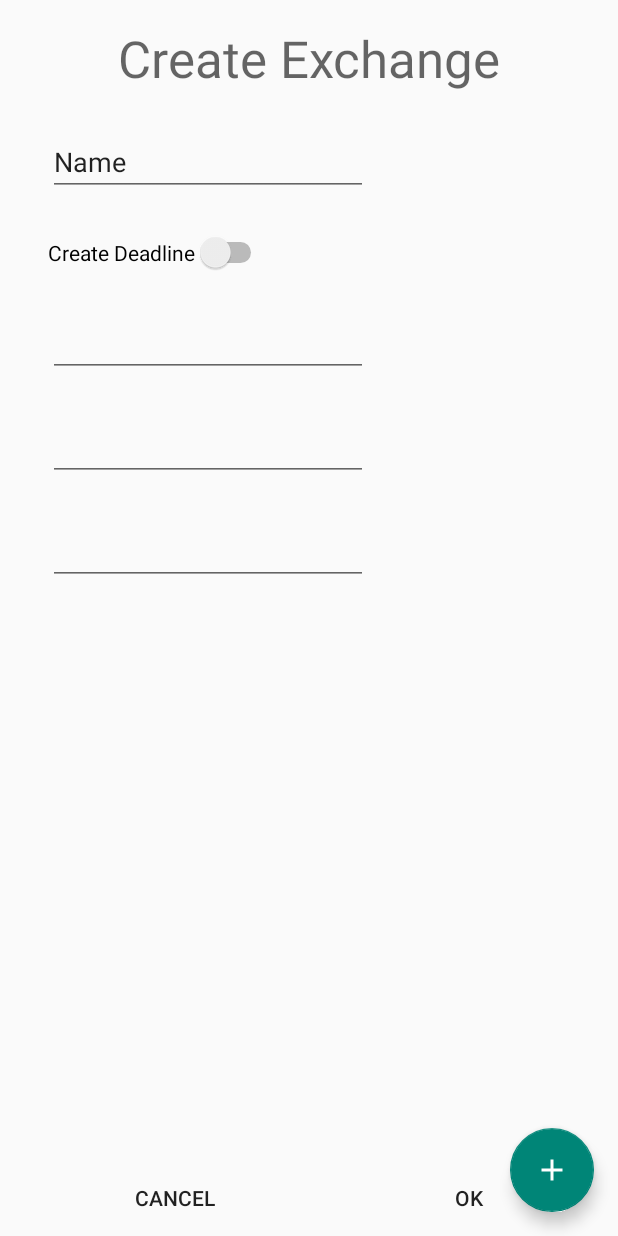
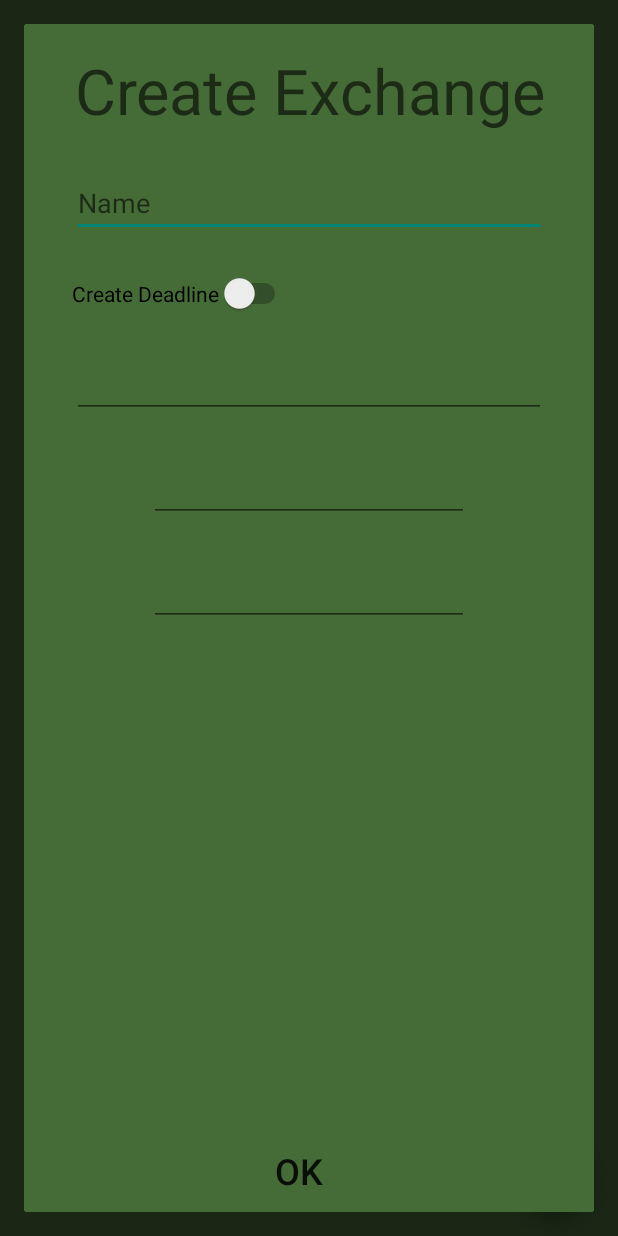
Before and after one commit to aksherb/elfed, an Android app: the MyExchangeActivity screen opened directly, with no data from a screen before it, after a tap on an icon or button, on a phone screen of 412 x 824 dp. Run offline under Robolectric (Android 15) with nearby library versions, the phone set to English and light mode, and no system bars; our stand-ins replace Firebase (no records; nobody signed in at launch, a user with empty details on screens opened directly); Roboto replaces fonts that are not available here.

Commit message:
display fragment as a dialog for exchanges. updated background.

```diff
--- a/app/src/main/java/com/sherblabs/wisht/activities/MyExchangeActivity.kt
+++ b/app/src/main/java/com/sherblabs/wisht/activities/MyExchangeActivity.kt
@@ -8,10 +8,8 @@ import android.view.View
 import android.view.ViewGroup
 import android.widget.TextView
 import androidx.activity.viewModels
-import androidx.fragment.app.Fragment
-import androidx.fragment.app.FragmentActivity
-import androidx.fragment.app.FragmentTransaction
-import androidx.fragment.app.activityViewModels
+import androidx.appcompat.app.AppCompatActivity
+import androidx.fragment.app.*
 import androidx.lifecycle.Observer
 import androidx.recyclerview.widget.LinearLayoutManager
 import androidx.recyclerview.widget.RecyclerView
@@ -22,7 +20,7 @@ import kotlinx.android.synthetic.main.activity_my_exchanges.*
 import kotlinx.android.synthetic.main.dialog_add_exchange.*
 import kotlinx.android.synthetic.main.list_item.view.*
 
-class MyExchangeActivity : FragmentActivity() {
+class MyExchangeActivity : AppCompatActivity() {
     private lateinit var recyclerView: RecyclerView
     private lateinit var viewAdapter: ExchangeAdapter
     private lateinit var viewManager: RecyclerView.LayoutManager
@@ -53,11 +51,9 @@ class MyExchangeActivity : FragmentActivity() {
          */
         val model: MyExchangeViewModel by viewModels()
         val liveData = model.getObservableExchanges("ALLISON")
-        liveData.observe(this, Observer<List<Exchange>> {
-            if (it != null) {
-                // add items to list.
-                viewAdapter.setExchangesData(it)
-            }
+        liveData.observe(this, Observer {
+            // add items to list.
+            viewAdapter.setExchangesData(it)
         })
     }
 
@@ -68,15 +64,16 @@ class MyExchangeActivity : FragmentActivity() {
     fun onClickAddExchange(view: View) {
         val fragmentManager = supportFragmentManager
         val newFragment = ExchangeFragment()
-        val transaction = fragmentManager.beginTransaction()
+        newFragment.show(fragmentManager, "exchangeFragment")
+        /*val transaction = fragmentManager.beginTransaction()
 
         transaction.setTransition(FragmentTransaction.TRANSIT_FRAGMENT_OPEN)
         // to make it fullscreen, use the 'content' root view as the container
         // for the fragment, which is always the root view for the activity.
         transaction
-            .replace(android.R.id.content, newFragment, "exchangeFragment")
+            .replace(R.id.exchangesView, newFragment, "exchangeFragment")
             .addToBackStack("exchangeFragment")
-            .commit()
+            .commit()*/
     }
 }
 
@@ -112,8 +109,7 @@ class ViewHolder(view: View) : RecyclerView.ViewHolder(view) {
  * Fragment that allows user provided input on a new Exchange.
  * Uses entire parent view space.
  */
-class ExchangeFragment : Fragment() {
-
+class ExchangeFragment : DialogFragment() {
     private val model: MyExchangeViewModel by activityViewModels()
 
     // Called when Fragment should create its View object hierarchy.
@@ -133,10 +129,8 @@ class ExchangeFragment : Fragment() {
         activity?.okAddExchange?.setOnClickListener {
             val name = addName.text.toString()
             model.addNewExchange(Exchange(name))
+
+            fragmentManager?.beginTransaction()?.remove(this)?.commit()
         }
-        activity?.cancelAddExchange?.setOnClickListener {
-
-        }
-
     }
 }
--- a/app/src/main/java/com/sherblabs/wisht/models/MyExchangeViewModel.kt
+++ b/app/src/main/java/com/sherblabs/wisht/models/MyExchangeViewModel.kt
@@ -9,7 +9,6 @@ import com.google.firebase.firestore.FirebaseFirestore
 class MyExchangeViewModel : ViewModel() {
     private val TAG = "MyExchangeViewModel"
     private val repository = FSExchangeRepository.getInstance()
-    private val observableExchanges = MutableLiveData<List<Exchange>>()
 
     fun getObservableExchanges(name: String) : LiveData<List<Exchange>> {
        return repository.getExchanges(name)
--- a/app/src/main/res/layout/activity_my_exchanges.xml
+++ b/app/src/main/res/layout/activity_my_exchanges.xml
@@ -1,10 +1,11 @@
 <?xml version="1.0" encoding="utf-8"?>
 <androidx.constraintlayout.widget.ConstraintLayout xmlns:android="http://schemas.android.com/apk/res/android"
     xmlns:app="http://schemas.android.com/apk/res-auto"
-    xmlns:tools="http://schemas.android.com/tools"
     android:id="@+id/exchangesView"
     android:layout_width="match_parent"
-    android:layout_height="match_parent">
+    android:layout_height="match_parent"
+    android:background="#CD143C06"
+    android:clickable="false">
 
     <androidx.recyclerview.widget.RecyclerView
         android:id="@+id/exchangeRecycler"
@@ -19,10 +20,13 @@
         android:layout_height="wrap_content"
         android:layout_marginEnd="16dp"
         android:layout_marginBottom="16dp"
+        android:alpha="100"
         android:clickable="true"
         android:focusable="true"
         android:onClick="onClickAddExchange"
+        app:backgroundTint="#0B2905"
         app:layout_constraintBottom_toBottomOf="parent"
         app:layout_constraintEnd_toEndOf="parent"
+        app:rippleColor="#BCBCBC"
         app:srcCompat="@drawable/ic_add_white_24dp" />
 </androidx.constraintlayout.widget.ConstraintLayout>
--- a/app/src/main/res/layout/dialog_add_exchange.xml
+++ b/app/src/main/res/layout/dialog_add_exchange.xml
@@ -5,7 +5,10 @@
     android:id="@+id/addExchangeView"
     android:layout_width="match_parent"
     android:layout_height="match_parent"
-    android:alpha="1">
+    android:alpha="1"
+    android:background="#CD184807"
+    android:clickable="true"
+    android:focusable="true">
 
     <TextView
         android:id="@+id/textView2"
@@ -15,49 +18,25 @@
         android:gravity="center"
         android:text="@string/create_exchange"
         android:textAppearance="@style/TextAppearance.AppCompat.Display1"
+        android:textSize="42sp"
         app:layout_constraintEnd_toEndOf="parent"
         app:layout_constraintStart_toStartOf="parent"
         app:layout_constraintTop_toTopOf="parent" />
 
     <EditText
         android:id="@+id/addName"
-        android:layout_width="wrap_content"
+        android:layout_width="0dp"
         android:layout_height="wrap_content"
         android:layout_marginStart="32dp"
         android:layout_marginTop="24dp"
+        android:layout_marginEnd="32dp"
         android:autofillHints=""
         android:ems="10"
         android:hint="@string/name"
         android:inputType="textPersonName"
-        android:text="@string/name"
+        app:layout_constraintEnd_toEndOf="parent"
         app:layout_constraintStart_toStartOf="parent"
         app:layout_constraintTop_toBottomOf="@+id/textView2" />
-
-    <LinearLayout
-        android:layout_width="391dp"
-        android:layout_height="wrap_content"
-        android:layout_marginEnd="1dp"
-        android:layout_marginBottom="1dp"
-        android:orientation="horizontal"
-        app:layout_constraintBottom_toBottomOf="parent"
-        app:layout_constraintEnd_toEndOf="parent">
-
-        <Button
-            android:id="@+id/cancelAddExchange"
-            style="@style/Widget.AppCompat.Button.Borderless"
-            android:layout_width="wrap_content"
-            android:layout_height="wrap_content"
-            android:layout_weight="1"
-            android:text="@android:string/cancel" />
-
-        <Button
-            android:id="@+id/okAddExchange"
-            style="@style/Widget.AppCompat.Button.Borderless"
-            android:layout_width="wrap_content"
-            android:layout_height="wrap_content"
-            android:layout_weight="1"
-            android:text="@android:string/ok" />
-    </LinearLayout>
 
     <Switch
         android:id="@+id/useDeadline"
@@ -71,13 +50,16 @@
 
     <EditText
         android:id="@+id/exchangeDate"
-        android:layout_width="wrap_content"
+        android:layout_width="0dp"
         android:layout_height="wrap_content"
         android:layout_marginStart="32dp"
         android:layout_marginTop="24dp"
+        android:layout_marginEnd="32dp"
         android:autoText="false"
+        android:autofillHints=""
         android:ems="10"
         android:inputType="date"
+        app:layout_constraintEnd_toEndOf="parent"
         app:layout_constraintStart_toStartOf="parent"
         app:layout_constraintTop_toBottomOf="@+id/useDeadline" />
 
@@ -87,8 +69,10 @@
         android:layout_height="wrap_content"
         android:layout_marginStart="32dp"
         android:layout_marginTop="24dp"
+        android:layout_marginEnd="32dp"
         android:ems="10"
         android:inputType="date"
+        app:layout_constraintEnd_toEndOf="parent"
         app:layout_constraintStart_toStartOf="parent"
         app:layout_constraintTop_toBottomOf="@+id/exchangeDate" />
 
@@ -98,9 +82,33 @@
         android:layout_height="wrap_content"
         android:layout_marginStart="32dp"
         android:layout_marginTop="24dp"
+        android:layout_marginEnd="32dp"
         android:ems="10"
         android:inputType="numberDecimal"
+        app:layout_constraintEnd_toEndOf="parent"
         app:layout_constraintStart_toStartOf="parent"
         app:layout_constraintTop_toBottomOf="@+id/signupDeadline" />
 
+    <LinearLayout
+        android:layout_width="391dp"
+        android:layout_height="wrap_content"
+        android:layout_marginTop="346dp"
+        android:layout_marginEnd="1dp"
+        android:layout_marginBottom="1dp"
+        android:orientation="horizontal"
+        app:layout_constraintBottom_toBottomOf="parent"
+        app:layout_constraintEnd_toEndOf="parent"
+        app:layout_constraintTop_toBottomOf="@+id/budget"
+        app:layout_constraintVertical_bias="1.0">
+
+        <Button
+            android:id="@+id/okAddExchange"
+            style="@style/Widget.AppCompat.Button.Borderless"
+            android:layout_width="0dp"
+            android:layout_height="wrap_content"
+            android:layout_weight="1"
+            android:text="@android:string/ok"
+            android:textSize="24sp" />
+    </LinearLayout>
+
 </androidx.constraintlayout.widget.ConstraintLayout>
--- a/build.gradle
+++ b/build.gradle
@@ -9,7 +9,7 @@ buildscript {
 
     }
     dependencies {
-        classpath 'com.android.tools.build:gradle:3.6.1'
+        classpath 'com.android.tools.build:gradle:3.6.3'
         classpath "org.jetbrains.kotlin:kotlin-gradle-plugin:$kotlin_version"
         classpath "com.google.gms:google-services:4.3.3"
         // NOTE: Do not place your application dependencies here; they belong
```
